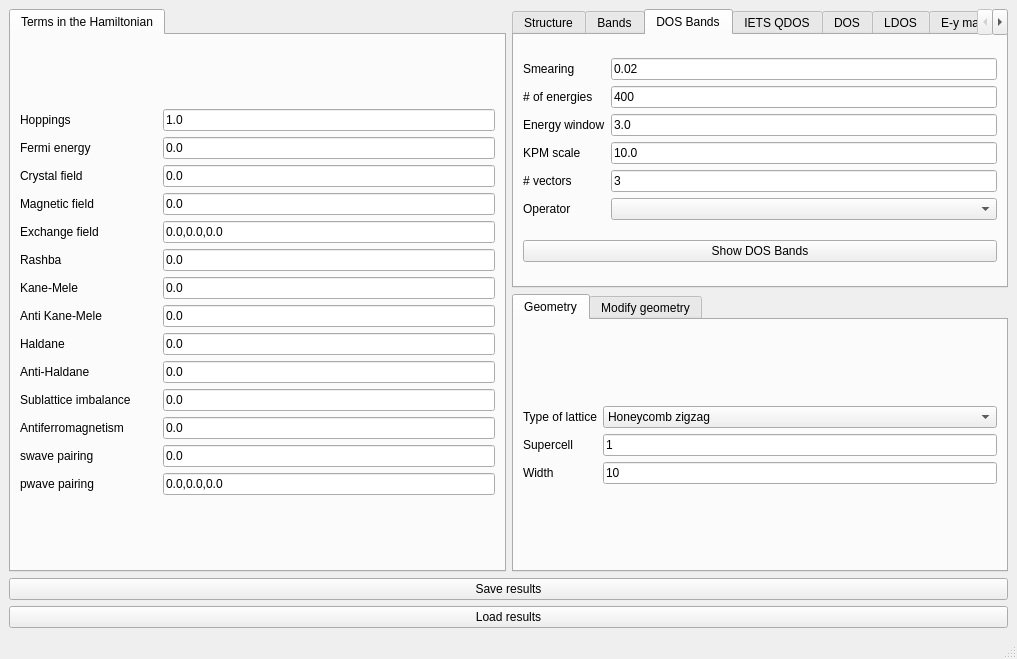
Old version of the form interface-pyqt/1d/interface.ui in the repository joselado/quantum-lattice.
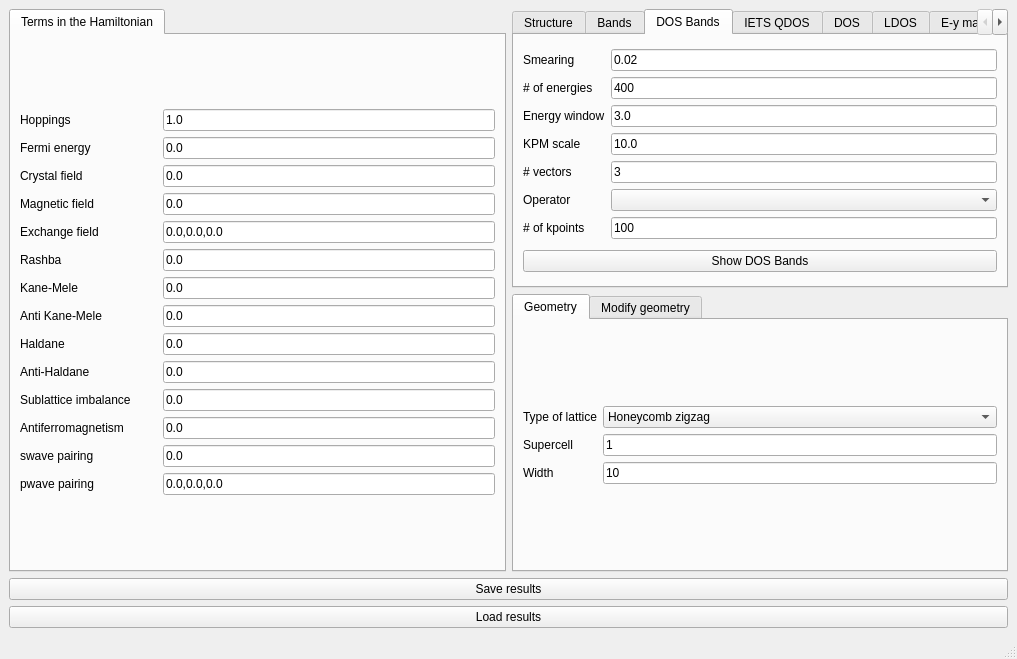
New version of the form. The open tabs and pages were chosen to show the change. Custom widgets are drawn as their Qt base class.

Commit message: Fix Hamiltonian-building and interface bugs found in a bug-hunt audit

The edit to the form file:
```diff
--- a/interface-pyqt/1d/interface.ui
+++ b/interface-pyqt/1d/interface.ui
@@ -708,6 +708,23 @@
             </property>
            </widget>
           </item>
+          <item row="6" column="0">
+           <widget class="BodyLabel" name="label_nk_kbands">
+            <property name="text">
+             <string># of kpoints</string>
+            </property>
+           </widget>
+          </item>
+          <item row="6" column="1">
+           <widget class="LineEdit" name="nk_kbands">
+            <property name="toolTip">
+             <string>Number of k-points used in the KDOS-resolved-along-bands calculation.</string>
+            </property>
+            <property name="text">
+             <string>100</string>
+            </property>
+           </widget>
+          </item>
          </layout>
         </item>
         <item>
```
The commit also changes 25 other files.
